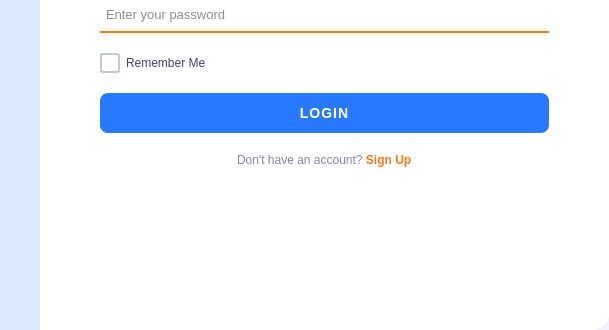
First picture: the form in Client/CampusFeedClient/LoginPage.ui, repository RiddhamAcharya/CampusFeed, before the edit; both pictures show x 671 to 1280 and y 390 to 720 of the 1280 by 720 pixel window.
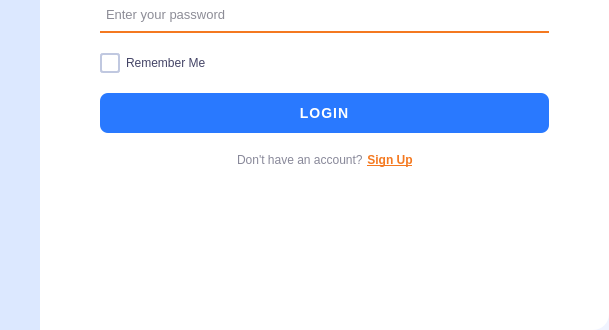
Second picture: the form after the edit. Icons and pictures are not drawn.

Commit message: Added SignUp UI + Login Backend Integration

The edit to the form file:
```diff
--- a/Client/CampusFeedClient/LoginPage.ui
+++ b/Client/CampusFeedClient/LoginPage.ui
@@ -10,16 +10,16 @@
     <height>720</height>
    </rect>
   </property>
+  <property name="sizePolicy">
+   <sizepolicy hsizetype="Expanding" vsizetype="Expanding">
+    <horstretch>0</horstretch>
+    <verstretch>0</verstretch>
+   </sizepolicy>
+  </property>
   <property name="minimumSize">
    <size>
-    <width>1170</width>
-    <height>700</height>
-   </size>
-  </property>
-  <property name="maximumSize">
-   <size>
-    <width>1280</width>
-    <height>800</height>
+    <width>0</width>
+    <height>0</height>
    </size>
   </property>
   <property name="windowTitle">
@@ -130,11 +130,23 @@
     background-color: #0d47a1;
 }
 
-/* ── Sign-up label ── */
-#signupLabel {
+/* ── Sign-up row ── */
+#signupPromptLabel {
     font-size: 12px;
     color: #888899;
 }
+#signupButton {
+    font-size: 12px;
+    font-weight: bold;
+    color: #f47920;
+    background: transparent;
+    border: none;
+    padding: 0px;
+    text-decoration: underline;
+}
+#signupButton:hover {
+    color: #e65100;
+}
    </string>
   </property>
   <layout class="QHBoxLayout" name="horizontalLayout" stretch="5,4">
@@ -332,15 +344,64 @@
         </property>
        </widget>
       </item>
-      <item alignment="Qt::AlignmentFlag::AlignHCenter">
-       <widget class="QLabel" name="signupLabel">
-        <property name="text">
-         <string>Don't have an account? &lt;span style=&quot; font-weight:bold; color:#f47920;&quot;&gt;Sign Up&lt;/span&gt;</string>
+      <item>
+       <layout class="QHBoxLayout" name="signupLayout">
+        <property name="spacing">
+         <number>4</number>
         </property>
-        <property name="textFormat">
-         <enum>Qt::TextFormat::RichText</enum>
-        </property>
-       </widget>
+        <item>
+         <spacer name="signupLeftSpacer">
+          <property name="orientation">
+           <enum>Qt::Orientation::Horizontal</enum>
+          </property>
+          <property name="sizeType">
+           <enum>QSizePolicy::Policy::Expanding</enum>
+          </property>
+          <property name="sizeHint" stdset="0">
+           <size>
+            <width>0</width>
+            <height>0</height>
+           </size>
+          </property>
+         </spacer>
+        </item>
+        <item>
+         <widget class="QLabel" name="signupPromptLabel">
+          <property name="text">
+           <string>Don't have an account?</string>
+          </property>
+         </widget>
+        </item>
+        <item>
+         <widget class="QPushButton" name="signupButton">
+          <property name="cursor">
+           <cursorShape>PointingHandCursor</cursorShape>
+          </property>
+          <property name="text">
+           <string>Sign Up</string>
+          </property>
+          <property name="flat">
+           <bool>true</bool>
+          </property>
+         </widget>
+        </item>
+        <item>
+         <spacer name="signupRightSpacer">
+          <property name="orientation">
+           <enum>Qt::Orientation::Horizontal</enum>
+          </property>
+          <property name="sizeType">
+           <enum>QSizePolicy::Policy::Expanding</enum>
+          </property>
+          <property name="sizeHint" stdset="0">
+           <size>
+            <width>0</width>
+            <height>0</height>
+           </size>
+          </property>
+         </spacer>
+        </item>
+       </layout>
       </item>
       <item>
        <spacer name="rightBottomSpacer">
```
Left out of the diff: 3 changed lines with no effect on the pictures. The commit also changes 12 other files.
